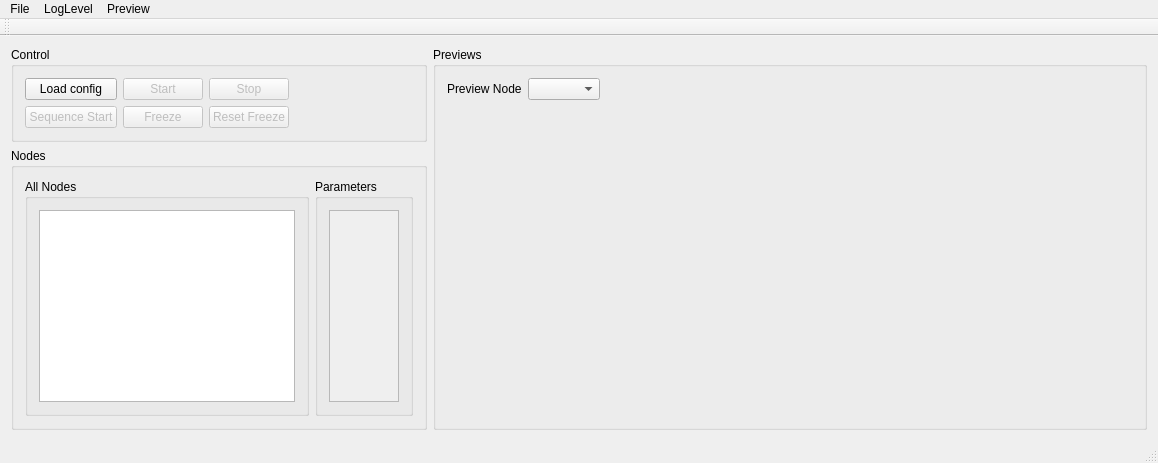
First picture: the form in src/GraphicInterface/mainwindow.ui, repository IFL-CAMP/supra, before the edit.
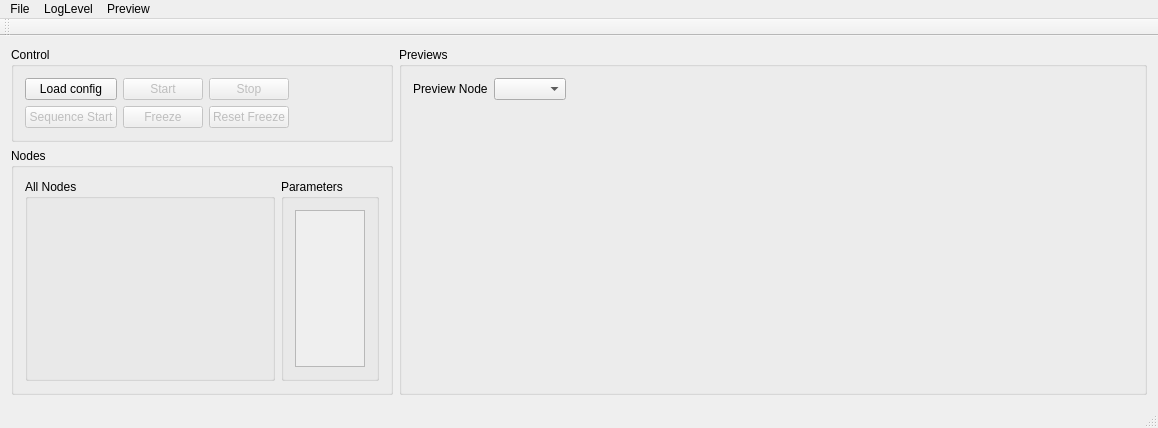
Second picture: the form after the edit.

```diff
--- a/src/GraphicInterface/mainwindow.ui
+++ b/src/GraphicInterface/mainwindow.ui
@@ -141,21 +141,16 @@
               <verstretch>0</verstretch>
              </sizepolicy>
             </property>
+            <property name="minimumSize">
+             <size>
+              <width>250</width>
+              <height>0</height>
+             </size>
+            </property>
             <property name="title">
              <string>All Nodes</string>
             </property>
-            <layout class="QVBoxLayout" name="verticalLayout">
-             <item>
-              <widget class="QListWidget" name="list_allNodes">
-               <property name="sizePolicy">
-                <sizepolicy hsizetype="Minimum" vsizetype="Minimum">
-                 <horstretch>0</horstretch>
-                 <verstretch>0</verstretch>
-                </sizepolicy>
-               </property>
-              </widget>
-             </item>
-            </layout>
+            <layout class="QVBoxLayout" name="verticalLayout"/>
            </widget>
           </item>
           <item>
```
